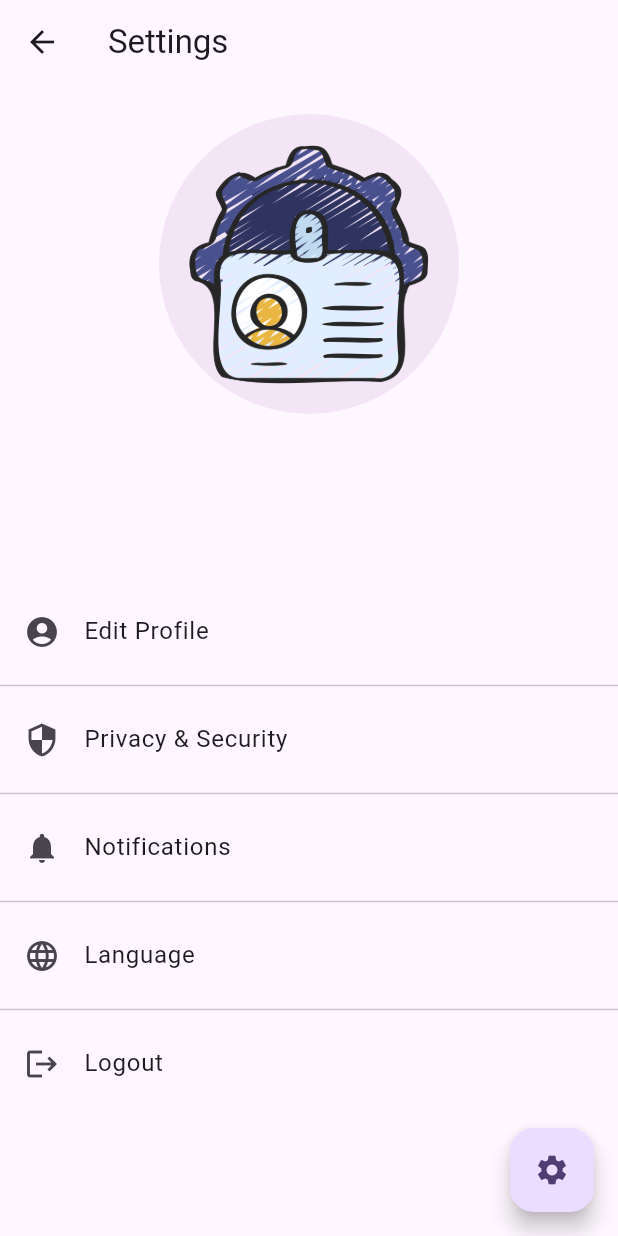
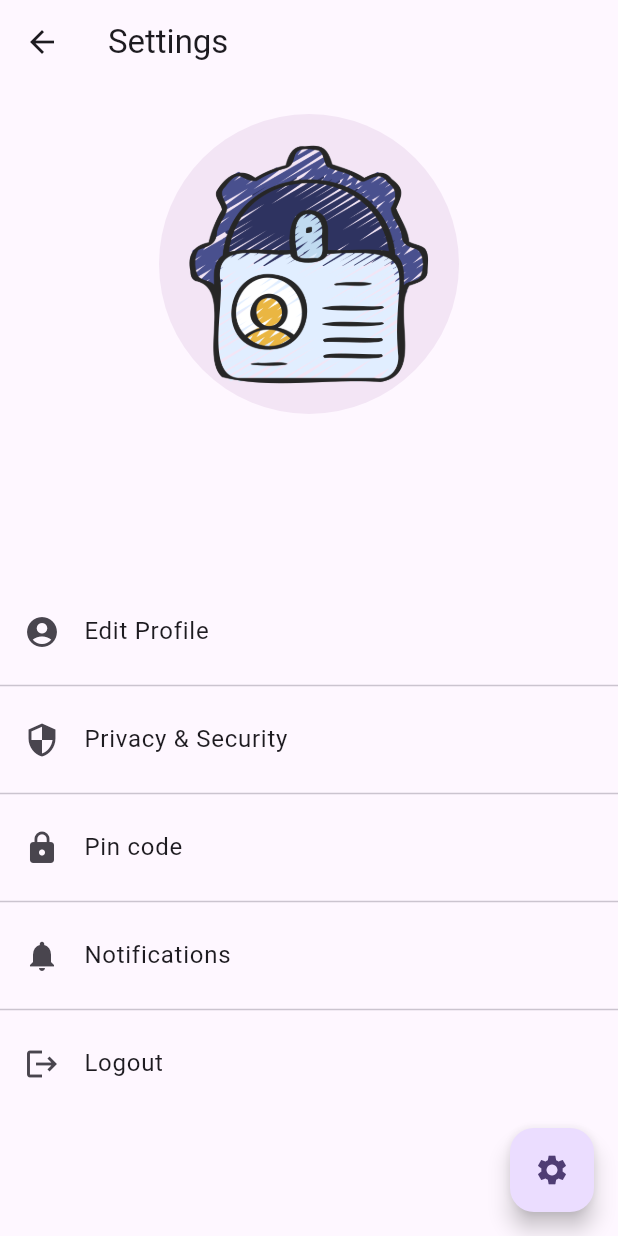
Before and after one commit to Habiba93/EgyCoin_mobile_app, a Flutter app: the SettingsPage screen opened directly, on a phone screen of 412 x 824 dp. Run offline on Flutter 3.47's test engine with Material 3 defaults, Android fonts, the phone set to English and light mode, and no system bars; our stand-ins replace bloc, cloud_firestore, country_code_picker, firebase_auth, firebase_core, flutter_bloc and 6 more; missing offline and left inert: web3dart, web3modal_flutter; accounts and stored records are empty.

Commit message:
Update settings.dart

```diff
--- a/lib/pages/settings.dart
+++ b/lib/pages/settings.dart
@@ -1,3 +1,4 @@
+import 'package:egycoin_mobile_app/pages/pin_code_screen.dart';
 import 'package:flutter/material.dart';
 import 'package:firebase_auth/firebase_auth.dart';
 import 'package:cloud_firestore/cloud_firestore.dart'; // Import Firestore
@@ -102,24 +103,36 @@ class SettingsPage extends StatelessWidget {
             ),
             Divider(),
             ListTile(
+              leading: Icon(Icons.lock),
+              title: Text('Pin code'),
+              onTap: () {
+                // Navigate to the privacy settings screen
+                Navigator.push(
+                  context,
+                  MaterialPageRoute(builder: (context) => PinCodeScreen()),
+                );
+              },
+            ),
+            Divider(),
+            ListTile(
               leading: Icon(Icons.notifications),
               title: Text('Notifications'),
               onTap: () {
                 // Navigate to the notification settings screen
               },
             ),
-            Divider(),
-            ListTile(
-              leading: Icon(Icons.language),
-              title: Text('Language'),
-              onTap: () {
-                // Navigate to the language settings screen
-                Navigator.push(
-                  context,
-                  MaterialPageRoute(builder: (context) => LanguageScreen()),
-                );
-              },
-            ),
+            // Divider(),
+            // ListTile(
+            //   leading: Icon(Icons.language),
+            //   title: Text('Language'),
+            //   onTap: () {
+            //     // Navigate to the language settings screen
+            //     Navigator.push(
+            //       context,
+            //       MaterialPageRoute(builder: (context) => LanguageScreen()),
+            //     );
+            //   },
+            // ),
             Divider(),
             ListTile(
               leading: Icon(Icons.logout),
```
